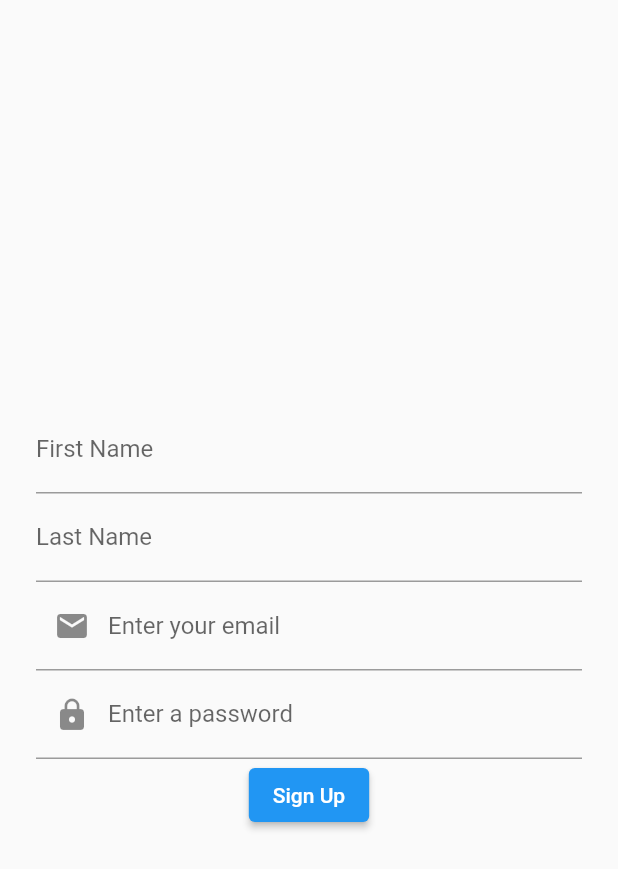
After one commit to evan-mack/connect, a Flutter app: the screen it shows after launch, after a tap on "Need an account?", on a phone screen of 412 x 824 dp. The commit adds this screen. Shown: the top 869 px of the screen. Run offline on Flutter 3.47's test engine with Material 2 defaults, Android fonts, the phone set to English and light mode, and no system bars; our stand-ins replace cloud_firestore, firebase_auth, firebase_core; accounts and stored records are empty; network calls fail.

Commit message:
connected to firebase. Added some app bar functionality

```diff
--- a/lib/auth/auth_widget_builder.dart
+++ b/lib/auth/auth_widget_builder.dart
@@ -1,11 +1,16 @@
 import 'package:connect/models/user_model.dart';
 import 'package:connect/providers/firebase_auth_provider.dart';
+import 'package:connect/services/firestore_database.dart';
 import 'package:flutter/material.dart';
 import 'package:provider/provider.dart';
 
 class AuthWidgetBuilder extends StatelessWidget {
-  const AuthWidgetBuilder({Key? key, required this.builder}) : super(key: key);
+  const AuthWidgetBuilder(
+      {Key? key, required this.builder, required this.databaseBuilder})
+      : super(key: key);
   final Widget Function(BuildContext, AsyncSnapshot<UserModel>) builder;
+  final FirestoreDatabase Function(BuildContext context, String uid)
+      databaseBuilder;
   @override
   Widget build(BuildContext context) {
     final authService = Provider.of<AuthProvider>(context, listen: false);
@@ -13,13 +18,16 @@ class AuthWidgetBuilder extends StatelessWidget {
       stream: authService.user,
       builder: (BuildContext context, AsyncSnapshot<UserModel> snapshot) {
         final UserModel? user = snapshot.data;
+        print('auth widget builder ' + user!.uid);
         if (user != null) {
           //Any streams that require user data goes here
           return MultiProvider(
             providers: [
               Provider<UserModel>.value(
                 value: user,
-              )
+              ),
+              Provider<FirestoreDatabase>(
+                  create: (context) => databaseBuilder(context, user.uid))
             ],
             child: builder(context, snapshot),
           );
--- a/lib/main.dart
+++ b/lib/main.dart
@@ -1,6 +1,10 @@
 import 'package:connect/auth/auth_widget.dart';
 import 'package:connect/auth/auth_widget_builder.dart';
 import 'package:connect/providers/firebase_auth_provider.dart';
+import 'package:connect/routes.dart';
+import 'package:connect/services/firestore_database.dart';
+import 'package:connect/ui/home/home_page.dart';
+import 'package:connect/ui/sign_in/sign_in_page.dart';
 import 'package:firebase_core/firebase_core.dart';
 import 'package:flutter/material.dart';
 import 'package:flutter/services.dart';
@@ -11,12 +15,15 @@ void main() async {
   await Firebase.initializeApp();
 
   SystemChrome.setPreferredOrientations([DeviceOrientation.portraitUp]);
-  runApp(MyApp());
+  runApp(MyApp(
+    databaseBuilder: (_, uid) => FirestoreDatabase(uid: uid),
+  ));
 }
 
 class MyApp extends StatelessWidget {
-  const MyApp({Key? key}) : super(key: key);
-
+  MyApp({Key? key, required this.databaseBuilder}) : super(key: key);
+  final FirestoreDatabase Function(BuildContext context, String uid)
+      databaseBuilder;
   @override
   Widget build(BuildContext context) {
     return MultiProvider(
@@ -25,9 +32,25 @@ class MyApp extends StatelessWidget {
             create: (context) => AuthProvider(),
           ),
         ],
-      child: AuthWidgetBuilder(builder: (context, userSnapshot) {
-        return AuthWidget(userSnapshot: userSnapshot);
-      }),
+        child: AuthWidgetBuilder(
+            databaseBuilder: databaseBuilder,
+            builder: (context, userSnapshot) {
+              return MaterialApp(
+                routes: Routes.routes,
+                home: Consumer<AuthProvider>(
+                  builder: (_, authProviderRef, __) {
+                    if (userSnapshot.connectionState ==
+                        ConnectionState.active) {
+                      return userSnapshot.data == null
+                          ? HomePage()
+                          : SignInPage();
+                    }
+                    return Material(
+                      child: CircularProgressIndicator(),
                     );
+                  },
+                ),
+              );
+            }));
   }
 }
--- a/lib/providers/firebase_auth_provider.dart
+++ b/lib/providers/firebase_auth_provider.dart
@@ -1,3 +1,4 @@
+import 'package:cloud_firestore/cloud_firestore.dart';
 import 'package:connect/models/user_model.dart';
 import 'package:firebase_auth/firebase_auth.dart';
 import 'package:flutter/material.dart';
@@ -28,6 +29,7 @@ class AuthProvider with ChangeNotifier {
     if (user == null) {
       return UserModel(uid: 'null', displayName: 'Null');
     }
+
     return UserModel(
         uid: user.uid,
         displayName: user.displayName,
@@ -39,15 +41,27 @@ class AuthProvider with ChangeNotifier {
     try {
       _status = Status.authenticating;
       notifyListeners();
-      print('signing in');
       await _auth.signInWithEmailAndPassword(email: email, password: password);
-      print('signed in');
       return true;
     } catch (e) {
-      print('sign in failed');
       notifyListeners();
       _status = Status.unauthenticated;
       return false;
+    }
+  }
+
+  Future<UserModel> registerWithEmailAndPassword(
+      String email, String password) async {
+    try {
+      _status = Status.registering;
+      notifyListeners();
+      final UserCredential result = await _auth.createUserWithEmailAndPassword(
+          email: email, password: password);
+      return _fromFirebaseUser(result.user);
+    } catch (e) {
+      _status = Status.unauthenticated;
+      notifyListeners();
+      return UserModel(displayName: 'Null', uid: 'null');
     }
   }
 
@@ -61,6 +75,11 @@ class AuthProvider with ChangeNotifier {
     notifyListeners();
   }
 
+  Future<void> sendPasswordResetEmail(String email) async {
+    //Need to finish code on firebase
+    await _auth.sendPasswordResetEmail(email: email);
+  }
+
   Future signOut() async {
     _auth.signOut();
     _status = Status.unauthenticated;
--- a/lib/routes.dart
+++ b/lib/routes.dart
@@ -1,5 +1,6 @@
 import 'package:connect/ui/home/home_page.dart';
 import 'package:connect/ui/sign_in/sign_in_page.dart';
+import 'package:connect/ui/sign_in/sign_up_page.dart';
 import 'package:flutter/material.dart';
 
 class Routes {
@@ -7,9 +8,11 @@ class Routes {
 
   static const String home = '/home';
   static const String signIn = '/signIn';
+  static const String signUp = '/signUp';
 
   static final routes = <String, WidgetBuilder>{
     home: (BuildContext context) => HomePage(),
-    signIn: (BuildContext context) => SignInPage()
+    signIn: (BuildContext context) => SignInPage(),
+    signUp: (BuildContext context) => SignUpPage()
   };
 }
--- /dev/null
+++ b/lib/services/firestore_database.dart
@@ -0,0 +1,22 @@
+import 'package:cloud_firestore/cloud_firestore.dart';
+import 'package:connect/models/user_model.dart';
+import 'package:connect/services/firestore_path.dart';
+import 'package:connect/services/firestore_service.dart';
+
+class FirestoreDatabase {
+  FirestoreDatabase({required this.uid});
+  final String uid;
+
+  final _firestoreService = FirestoreService.instance;
+
+  Future<void> addNewUser(Map<String, dynamic> userInfoMap) async {
+    _firestoreService.set(path: FirestorePath.users(uid), data: userInfoMap);
+  }
+
+  Future<DocumentSnapshot<Map<String, dynamic>>> getCurrentUser(String uuid) {
+    print('firestore database $uuid');
+    final path = FirestorePath.users(uuid);
+    final reference = FirebaseFirestore.instance.doc(path);
+    return reference.get();
+  }
+}
--- /dev/null
+++ b/lib/services/firestore_path.dart
@@ -0,0 +1,3 @@
+class FirestorePath {
+  static String users(String uid) => 'users/$uid';
+}
--- a/lib/ui/sign_in/sign_in_page.dart
+++ b/lib/ui/sign_in/sign_in_page.dart
@@ -1,5 +1,8 @@
+// ignore_for_file: prefer_const_constructors
+
 import 'package:connect/providers/firebase_auth_provider.dart';
 import 'package:connect/routes.dart';
+import 'package:connect/services/firestore_database.dart';
 import 'package:connect/ui/home/home_page.dart';
 import 'package:flutter/material.dart';
 import 'package:provider/provider.dart';
@@ -82,9 +85,44 @@ class _SignInPageState extends State<SignInPage> {
                               .pushReplacementNamed(Routes.home);
                         }
                       },
-                      child: Text('Log In'))
+                      child: Text('Log In')),
+              TextButton(
+                  onPressed: () =>
+                      {Navigator.of(context).pushNamed(Routes.signUp)},
+                  child: Text('Need an account?')),
+              TextButton(
+                  onPressed: () =>
+                      PasswordResetDialog(context, emailController.text),
+                  child: Text('Forgot Password?'))
             ],
           ),
         )));
   }
 }
+
+Future<dynamic> PasswordResetDialog(BuildContext context, String email) {
+  final _auth = Provider.of<AuthProvider>(context, listen: false);
+  final emailController = TextEditingController();
+  emailController.text = email;
+  return showDialog(
+      context: context,
+      builder: (BuildContext context) {
+        return AlertDialog(
+            scrollable: true,
+            content: Form(
+                child: Column(
+              children: [
+                Text('Send an email to reset your password'),
+                TextFormField(
+                  controller: emailController,
+                  decoration: InputDecoration(labelText: "Email"),
+                ),
+                ElevatedButton(
+                    onPressed: () {
+                      _auth.sendPasswordResetEmail(emailController.text);
+                    },
+                    child: Text('Reset Password'))
+              ],
+            )));
+      });
+}
--- /dev/null
+++ b/lib/ui/sign_in/sign_up_page.dart
@@ -0,0 +1,97 @@
+import 'package:connect/models/user_model.dart';
+import 'package:connect/providers/firebase_auth_provider.dart';
+import 'package:connect/routes.dart';
+import 'package:connect/services/firestore_database.dart';
+import 'package:flutter/material.dart';
+import 'package:provider/provider.dart';
+
+class SignUpPage extends StatefulWidget {
+  const SignUpPage({Key? key}) : super(key: key);
+
+  @override
+  State<SignUpPage> createState() => _SignUpPageState();
+}
+
+class _SignUpPageState extends State<SignUpPage> {
+  final _emailControllor = TextEditingController();
+  final _passwordController = TextEditingController();
+  final _firstNameController = TextEditingController();
+  final _lastNameController = TextEditingController();
+  final _formKey = GlobalKey<FormState>();
+  final _scaffoldKey = GlobalKey<ScaffoldState>();
+
+  @override
+  Widget build(BuildContext context) {
+    return Scaffold(
+        key: _scaffoldKey,
+        body: Align(
+          alignment: Alignment.center,
+          child: _buildForm(context),
+        ));
+  }
+
+  Widget _buildForm(BuildContext context) {
+    final _auth = Provider.of<AuthProvider>(context, listen: false);
+    return Form(
+      key: _formKey,
+      child: SingleChildScrollView(
+        child: Padding(
+          padding: EdgeInsets.symmetric(horizontal: 24),
+          child: Column(
+            mainAxisAlignment: MainAxisAlignment.center,
+            crossAxisAlignment: CrossAxisAlignment.center,
+            mainAxisSize: MainAxisSize.max,
+            children: [
+              TextFormField(
+                controller: _firstNameController,
+                decoration: InputDecoration(labelText: 'First Name'),
+              ),
+              TextFormField(
+                controller: _lastNameController,
+                decoration: InputDecoration(labelText: 'Last Name'),
+              ),
+              TextFormField(
+                controller: _emailControllor,
+                decoration: InputDecoration(
+                    prefixIcon: Icon(Icons.email),
+                    labelText: 'Enter your email'),
+              ),
+              TextFormField(
+                obscureText: true,
+                controller: _passwordController,
+                decoration: InputDecoration(
+                    prefixIcon: Icon(Icons.lock),
+                    labelText: 'Enter a password'),
+              ),
+              _auth.status == Status.registering
+                  ? Center(child: CircularProgressIndicator())
+                  : ElevatedButton(
+                      onPressed: () async {
+                        UserModel userModel =
+                            await _auth.registerWithEmailAndPassword(
+                                _emailControllor.text,
+                                _passwordController.text);
+
+                        if (userModel.email == null) {
+                          ScaffoldMessenger.of(context).showSnackBar(SnackBar(
+                            content: Text('Sign Up Error'),
+                            duration: Duration(seconds: 1),
+                          ));
+                        } else {
+                          userModel.displayName = _firstNameController.text +
+                              " " +
+                              _lastNameController.text;
+                          await FirestoreDatabase(uid: userModel.uid)
+                              .addNewUser(userModel.toMap());
+                          Navigator.of(context).pushNamedAndRemoveUntil(
+                              Routes.home, (Route<dynamic> route) => false);
+                        }
+                      },
+                      child: Text('Sign Up'))
+            ],
+          ),
+        ),
+      ),
+    );
+  }
+}
```
Also changed, not shown: lib/models/user_model.dart (+23 -0 lines), lib/services/firestore_service.dart (added, +70 -0 lines), lib/ui/components/app_bar.dart (deleted, +0 -37 lines), lib/ui/components/app_bar/app_bar.dart (added, +68 -0 lines), lib/ui/components/app_bar/status_bar.dart (added, +47 -0 lines), lib/ui/home/home_page.dart (+17 -12 lines), lib/ui/components/app_bar/navigation_bar.dart (added), 1 other file. Lines whose indentation alone changed are shown as unchanged.
